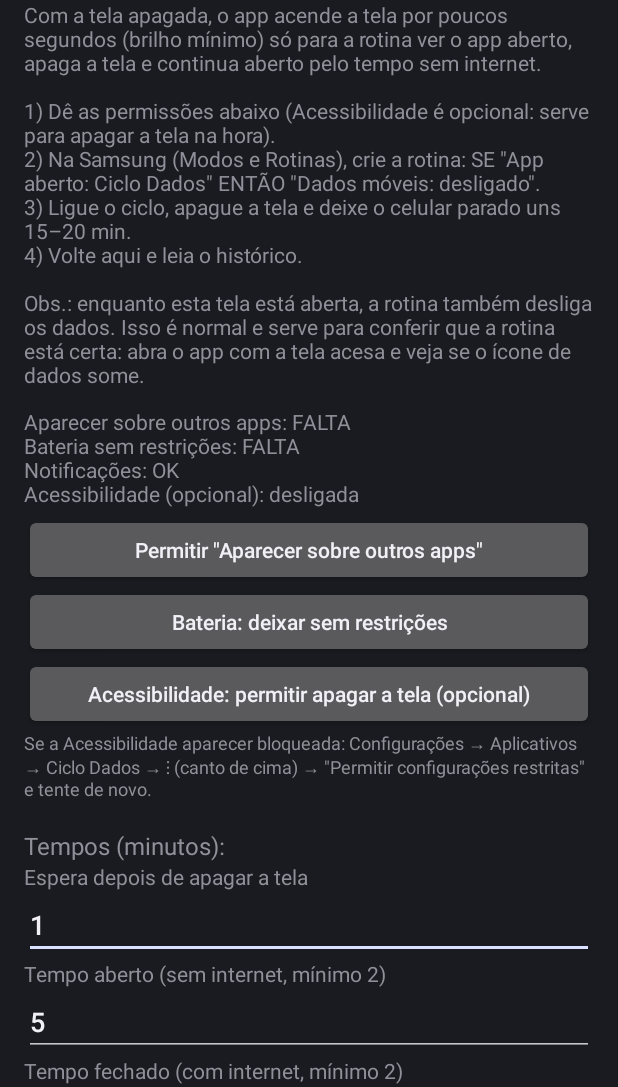
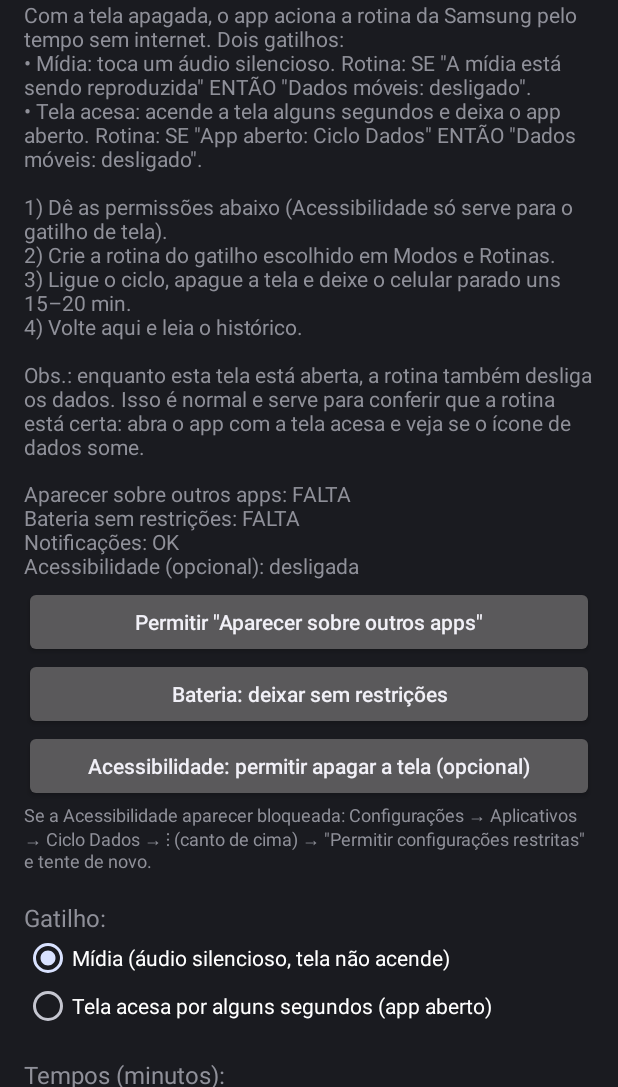
Before and after one commit to douglasribeiro1/mytasker, an Android app: the screen it shows after launch (MainActivity), on a phone screen of 412 x 824 dp, the part 149-1236 px from its top. Run offline under Robolectric (Android 15) with nearby library versions, the phone set to English and light mode, and no system bars.

Commit message:
Ciclo Dados: gatilho por mídia (áudio silencioso)
Durante o tempo sem internet, toca silêncio em loop como mídia e
mantém uma sessão de mídia "tocando", para a condição "A mídia está
sendo reproduzida" da Samsung desligar os dados. Não pede foco de
áudio. O gatilho de tela acesa continua disponível para comparação.

Co-Authored-By: Claude Opus 5.5 <noreply@anthropic.com>
Claude-Session: https://claude.ai/code/session_01Ppk8XoRPBm3kiw37AzMA5x

```diff
--- a/ciclo/src/main/AndroidManifest.xml
+++ b/ciclo/src/main/AndroidManifest.xml
@@ -4,6 +4,7 @@
     <uses-permission android:name="android.permission.ACCESS_NETWORK_STATE" />
     <uses-permission android:name="android.permission.FOREGROUND_SERVICE" />
     <uses-permission android:name="android.permission.FOREGROUND_SERVICE_SPECIAL_USE" />
+    <uses-permission android:name="android.permission.FOREGROUND_SERVICE_MEDIA_PLAYBACK" />
     <uses-permission android:name="android.permission.POST_NOTIFICATIONS" />
     <uses-permission android:name="android.permission.WAKE_LOCK" />
     <uses-permission android:name="android.permission.SCHEDULE_EXACT_ALARM" android:maxSdkVersion="32" />
@@ -55,7 +56,7 @@
         <service
             android:name=".CicloService"
             android:exported="false"
-            android:foregroundServiceType="specialUse">
+            android:foregroundServiceType="specialUse|mediaPlayback">
             <property
                 android:name="android.app.PROPERTY_SPECIAL_USE_FGS_SUBTYPE"
                 android:value="Abre o app em ciclos com a tela apagada para uma rotina do sistema desligar os dados moveis" />
--- a/ciclo/src/main/java/com/douglasribeiro/ciclodados/MainActivity.java
+++ b/ciclo/src/main/java/com/douglasribeiro/ciclodados/MainActivity.java
@@ -16,6 +16,8 @@ import android.util.TypedValue;
 import android.widget.Button;
 import android.widget.EditText;
 import android.widget.LinearLayout;
+import android.widget.RadioButton;
+import android.widget.RadioGroup;
 import android.widget.ScrollView;
 import android.widget.Switch;
 import android.widget.TextView;
@@ -60,11 +62,13 @@ public class MainActivity extends Activity {
         root.addView(titulo);
 
         root.addView(texto(
-                "Com a tela apagada, o app acende a tela por poucos segundos (brilho mínimo) só para a rotina "
-                + "ver o app aberto, apaga a tela e continua aberto pelo tempo sem internet.\n\n"
-                + "1) Dê as permissões abaixo (Acessibilidade é opcional: serve para apagar a tela na hora).\n"
-                + "2) Na Samsung (Modos e Rotinas), crie a rotina: SE \"App aberto: Ciclo Dados\" "
+                "Com a tela apagada, o app aciona a rotina da Samsung pelo tempo sem internet. Dois gatilhos:\n"
+                + "• Mídia: toca um áudio silencioso. Rotina: SE \"A mídia está sendo reproduzida\" "
                 + "ENTÃO \"Dados móveis: desligado\".\n"
+                + "• Tela acesa: acende a tela alguns segundos e deixa o app aberto. Rotina: SE \"App aberto: "
+                + "Ciclo Dados\" ENTÃO \"Dados móveis: desligado\".\n\n"
+                + "1) Dê as permissões abaixo (Acessibilidade só serve para o gatilho de tela).\n"
+                + "2) Crie a rotina do gatilho escolhido em Modos e Rotinas.\n"
                 + "3) Ligue o ciclo, apague a tela e deixe o celular parado uns 15–20 min.\n"
                 + "4) Volte aqui e leia o histórico.\n\n"
                 + "Obs.: enquanto esta tela está aberta, a rotina também desliga os dados. "
@@ -82,6 +86,27 @@ public class MainActivity extends Activity {
                 abrir(new Intent(Settings.ACTION_ACCESSIBILITY_SETTINGS))));
         root.addView(texto("Se a Acessibilidade aparecer bloqueada: Configurações → Aplicativos → Ciclo Dados → "
                 + "⋮ (canto de cima) → \"Permitir configurações restritas\" e tente de novo.", 12));
+
+        root.addView(texto("\nGatilho:", 16));
+        RadioGroup modo = new RadioGroup(this);
+        RadioButton midia = new RadioButton(this);
+        midia.setText("Mídia (áudio silencioso, tela não acende)");
+        midia.setId(1);
+        RadioButton tela = new RadioButton(this);
+        tela.setText("Tela acesa por alguns segundos (app aberto)");
+        tela.setId(2);
+        modo.addView(midia);
+        modo.addView(tela);
+        modo.check("tela".equals(prefs.getString("modo", "midia")) ? 2 : 1);
+        modo.setOnCheckedChangeListener((g, id) -> {
+            if (prefs.getBoolean("enabled", false)) {
+                toast("Desligue o ciclo antes de trocar o gatilho.");
+                g.check("tela".equals(prefs.getString("modo", "midia")) ? 2 : 1);
+                return;
+            }
+            prefs.edit().putString("modo", id == 2 ? "tela" : "midia").apply();
+        });
+        root.addView(modo);
 
         root.addView(texto("\nTempos (minutos):", 16));
         waitField = campo(root, "Espera depois de apagar a tela", prefs.getInt("wait_min", 1));
@@ -124,7 +149,7 @@ public class MainActivity extends Activity {
         }
         prefs.edit().putBoolean("enabled", on).apply();
         if (on) {
-            Registro.add(this, "Ciclo ligado (espera " + prefs.getInt("wait_min", 1) + ", aberto "
+            Registro.add(this, "Ciclo ligado, gatilho " + prefs.getString("modo", "midia") + " (espera " + prefs.getInt("wait_min", 1) + ", aberto "
                     + prefs.getInt("open_min", 5) + ", fechado " + prefs.getInt("closed_min", 2) + " min, tela "
                     + prefs.getInt("tela_seg", 5) + " s).");
             startForegroundService(new Intent(this, CicloService.class));
```
Also changed, not shown: ciclo/src/main/java/com/douglasribeiro/ciclodados/CicloService.java (+85 -9 lines).
